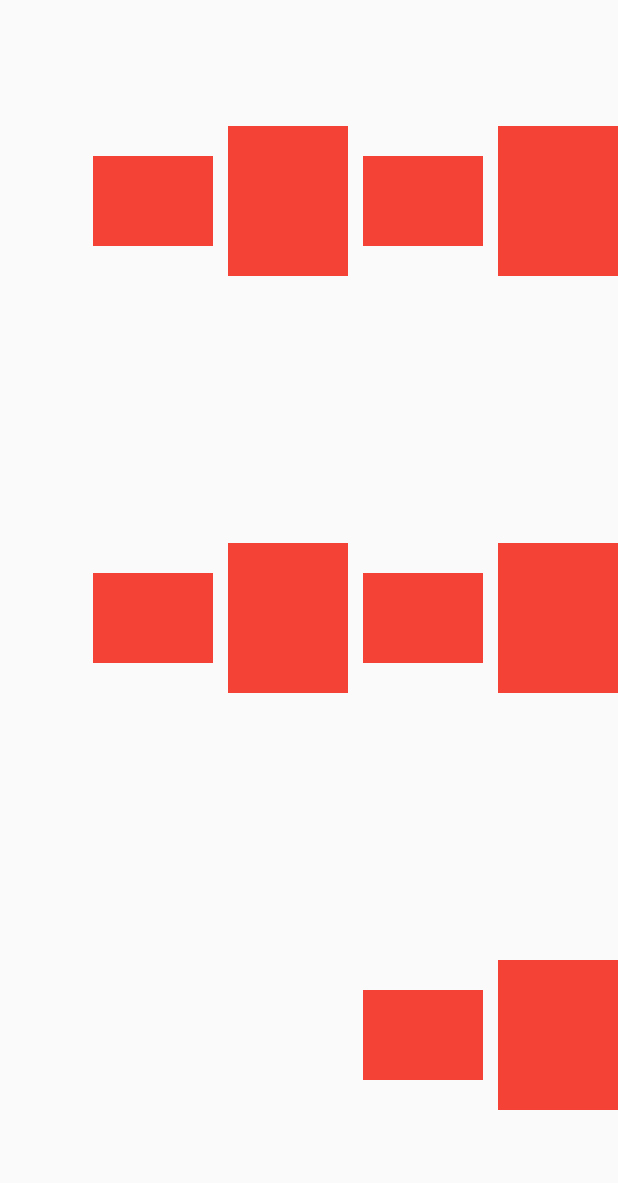
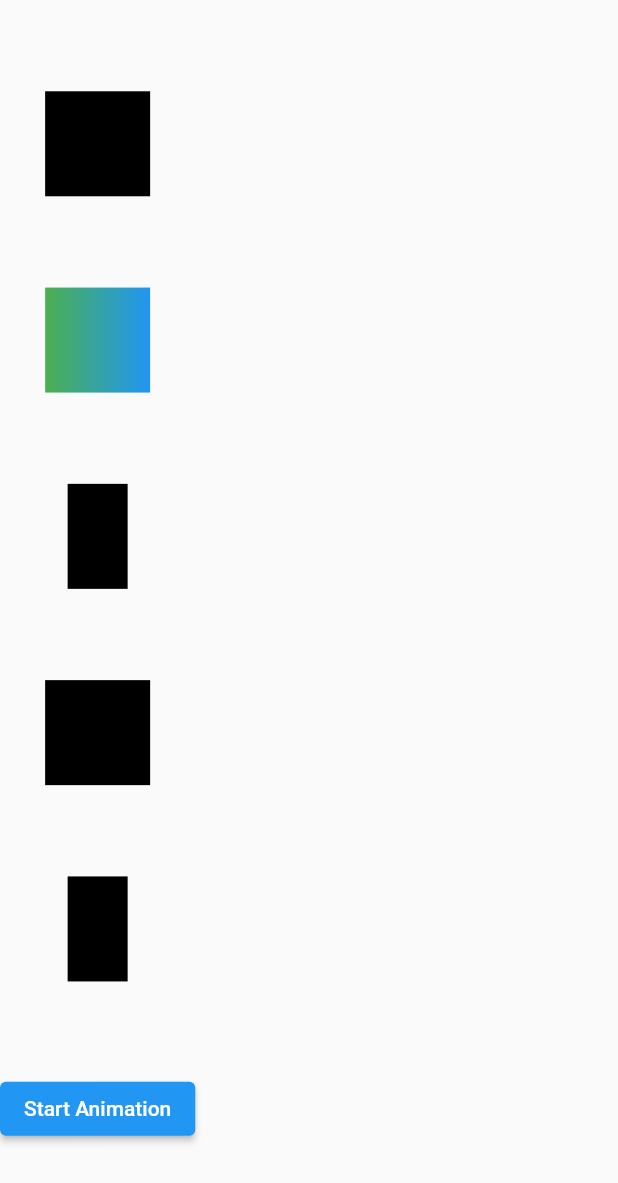
Before and after one commit to TheUltimateOptimist/Widgets, a Flutter app: the screen it shows after launch, on a phone screen of 412 x 824 dp. Shown: the top 1183 px of the screen. Run offline on Flutter 3.47's test engine with Material 2 defaults, Android fonts, the light colour scheme and no system bars.

Commit message:
added AnimatedContainer

```diff
--- /dev/null
+++ b/example_writer/lib/animated_container_example.dart
@@ -0,0 +1,95 @@
+import 'package:flutter/material.dart';
+
+class AnimatedContainerExample extends StatefulWidget {
+  const AnimatedContainerExample({Key? key}) : super(key: key);
+
+  @override
+  State<AnimatedContainerExample> createState() =>
+      _AnimatedContainerExampleState();
+}
+
+class _AnimatedContainerExampleState extends State<AnimatedContainerExample> {
+  final Duration duration = const Duration(seconds: 2);
+  Color _color = Colors.black;
+  double _width = 40;
+  Gradient _gradient = const LinearGradient(colors: [Colors.green, Colors.blue]);
+  double _radius = 0;
+
+  @override
+  Widget build(BuildContext context) {
+    return Scaffold(
+      body: Column(
+        mainAxisAlignment: MainAxisAlignment.spaceEvenly,
+        children: [
+          AnimatedContainer(
+            color: _color,
+            height: 70,
+            width: 70,
+            duration: duration,
+            curve: Curves.bounceIn,
+          ),
+          AnimatedContainer(
+            height: 70,
+            decoration: BoxDecoration(
+              gradient: _gradient,
+            ),
+            width: 70,
+            duration: duration,
+          ),
+          AnimatedContainer(
+            color: Colors.black,
+            height: 70,
+            width: _width,
+            duration: duration,
+          ),
+          AnimatedContainer(
+            height: 70,
+            width: 70,
+            decoration: BoxDecoration(
+              color: Colors.black,
+              borderRadius: BorderRadius.all(
+                Radius.circular(
+                  _radius,
+                ),
+              ),
+            ),
+            duration: duration,
+          ),
+          AnimatedContainer(
+            width: _width,
+            height: 70,
+            decoration: BoxDecoration(
+              color: Colors.black,
+              borderRadius: BorderRadius.all(
+                Radius.circular(
+                  _radius,
+                ),
+              ),
+            ),
+            duration: duration,
+          ),
+          ElevatedButton(
+            onPressed: () {
+              setState(() {
+                if (_color == Colors.black) {
+                  _color = Colors.red;
+                  _width = 70;
+                  _gradient = const LinearGradient(colors: [Colors.green, Colors.red]);
+                  _radius = 15;
+                } else {
+                  _color = Colors.black;
+                  _width = 40;
+                  _gradient = const LinearGradient(colors: [Colors.green, Colors.blue]);
+                  _radius = 0;
+                }
+              });
+            },
+            child: const Text(
+              "Start Animation",
+            ),
+          ),
+        ],
+      ),
+    );
+  }
+}
--- a/example_writer/lib/main.dart
+++ b/example_writer/lib/main.dart
@@ -1,3 +1,4 @@
+import 'package:example_writer/animated_container_example.dart';
 import 'package:example_writer/wrap_example.dart';
 import 'package:flutter/material.dart';
 
@@ -15,7 +16,7 @@ class MyApp extends StatelessWidget {
       theme: ThemeData(
         primarySwatch: Colors.blue,
       ),
-      home: const WrapExample(),
+      home: const AnimatedContainerExample(),
     );
   }
 }
--- a/example_writer/pubspec.yaml
+++ b/example_writer/pubspec.yaml
@@ -34,6 +34,7 @@ dependencies:
   # The following adds the Cupertino Icons font to your application.
   # Use with the CupertinoIcons class for iOS style icons.
   cupertino_icons: ^1.0.2
+  vector_math: ^2.1.1
 
 dev_dependencies:
   flutter_test:
```
Also changed, not shown: example_writer/pubspec.lock, 1 other file.
